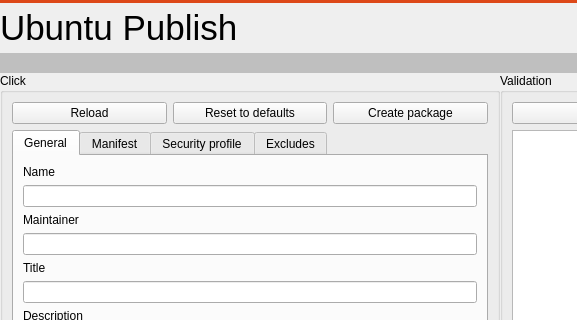
The window that src/ubuntu/ubuntupackagingwidget.ui (runelabs/qtcreator-plugin-ubuntu) describes before a commit, drawn with Qt 5; both pictures show x 0 to 577 and y 0 to 320 of the 975 by 770 pixel window.
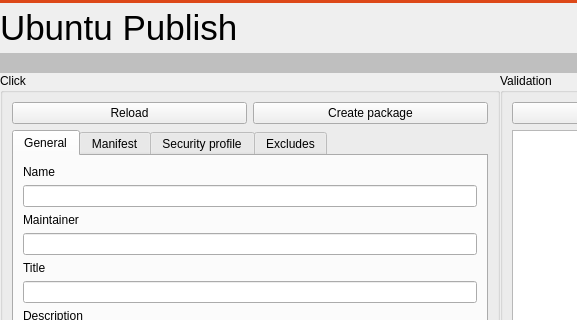
The same window after the commit.

Commit message: - Add a manifest file to all wizards - Remove reset button - packaging widget should never reset everything if one of the apparmor   or manifest files is missing, instead just load the required defaults

Patch:
```diff
--- a/src/ubuntu/ubuntupackagingwidget.ui
+++ b/src/ubuntu/ubuntupackagingwidget.ui
@@ -146,20 +146,13 @@
          </widget>
         </item>
         <item row="0" column="1">
-         <widget class="QPushButton" name="pushButtonReset">
-          <property name="text">
-           <string>Reset to defaults</string>
-          </property>
-         </widget>
-        </item>
-        <item row="0" column="2">
          <widget class="QPushButton" name="pushButtonClickPackage">
           <property name="text">
            <string>Create package</string>
           </property>
          </widget>
         </item>
-        <item row="1" column="0" colspan="3">
+        <item row="1" column="0" colspan="2">
          <widget class="QTabWidget" name="tabWidget">
           <property name="currentIndex">
            <number>0</number>
```
The commit also changes 13 other files.
